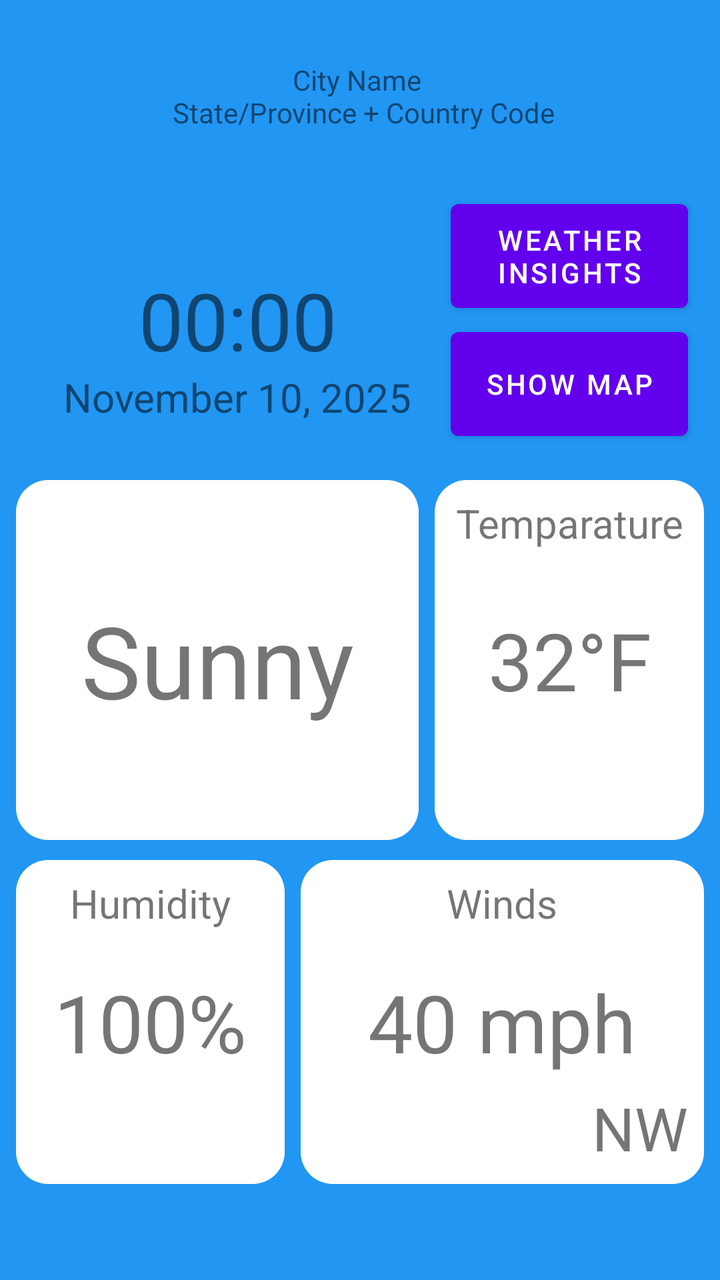
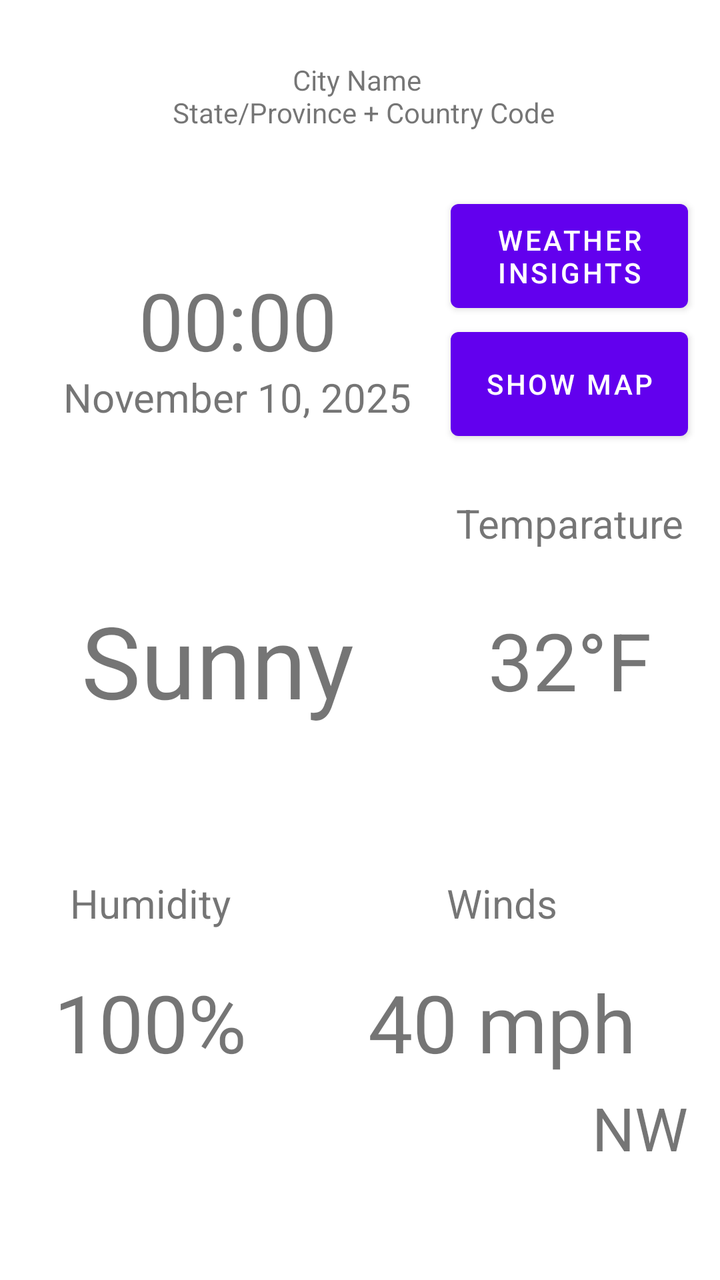

An Android layout rendered at two revisions. The XML below is the earlier revision; the diff shows what the commit changed to produce the second picture.
<!-- AndroidManifest.xml: application theme Theme.MyFirstApp -->
<!-- res/layout/activity_details.xml -->
<?xml version="1.0" encoding="utf-8"?>
<androidx.constraintlayout.widget.ConstraintLayout xmlns:android="http://schemas.android.com/apk/res/android"
    xmlns:app="http://schemas.android.com/apk/res-auto"
    xmlns:tools="http://schemas.android.com/tools"
    android:layout_width="match_parent"
    android:layout_height="match_parent"
    tools:context=".MainActivity">

    <androidx.constraintlayout.widget.ConstraintLayout
        android:id="@+id/cityViewBackgroundImage"
        android:layout_width="match_parent"
        android:layout_height="match_parent"
        android:background="#2196F3">

        <TextView
            android:id="@+id/detailsDisplayName"
            android:layout_width="0dp"
            android:layout_height="0dp"
            app:layout_constraintTop_toTopOf="parent"
            app:layout_constraintStart_toStartOf="parent"
            app:layout_constraintEnd_toEndOf="parent"
            app:layout_constraintHeight_percent="0.15"
            android:textAlignment="center"
            android:gravity="center"
            android:text="City Name \n State/Province + Country Code" />

        <ScrollView
            android:id="@+id/detailsCityInfo"
            android:layout_width="0dp"
            android:layout_height="0dp"
            android:layout_marginTop="8dp"
            android:fadeScrollbars="false"
            android:scrollbars="vertical"
            app:layout_constraintEnd_toEndOf="parent"
            app:layout_constraintHeight_percent="0.65"
            app:layout_constraintHorizontal_bias="0.0"
            app:layout_constraintStart_toStartOf="parent"
            app:layout_constraintTop_toBottomOf="@id/detailsMapButton">
            <androidx.constraintlayout.widget.ConstraintLayout
                android:layout_width="match_parent"
                android:layout_height="match_parent"
                android:orientation="vertical">

                <LinearLayout
                    android:id="@+id/weatherStatusContainer"
                    android:layout_width="0dp"
                    android:layout_height="0dp"
                    android:orientation="horizontal"
                    android:layout_marginTop="8dp"
                    app:layout_constraintStart_toStartOf="parent"
                    app:layout_constraintEnd_toEndOf="parent"
                    app:layout_constraintTop_toTopOf="parent"
                    app:layout_constraintHeight_percent="0.5">

                    <TextView
                        android:id="@+id/weatherStatus"
                        android:layout_width="0dp"
                        android:layout_height="match_parent"
                        android:layout_weight="3"
                        android:gravity="center"
                        android:padding="8dp"
                        android:text="Sunny"
                        android:textAlignment="center"
                        android:textSize="50sp"
                        android:background="@drawable/rounded_background"
                        android:layout_marginEnd="4dp"
                        android:layout_marginStart="8dp"/>

                    <FrameLayout
                        android:layout_width="0dp"
                        android:layout_height="match_parent"
                        android:background="@drawable/rounded_background"
                        android:layout_marginEnd="8dp"
                        android:layout_marginStart="4dp"
                        android:layout_weight="2">

                        <TextView
                            android:id="@+id/temperatureTitle"
                            android:layout_width="match_parent"
                            android:layout_height="match_parent"
                            android:gravity="top"
                            android:text="Temparature"
                            android:textSize="20dp"
                            android:paddingTop="8dp"
                            android:textAlignment="center"/>

                        <TextView
                            android:id="@+id/temperature"
                            android:layout_width="match_parent"
                            android:layout_height="match_parent"
                            android:gravity="center"
                            android:textSize="40sp"
                            android:text="32°F"
                            android:textAlignment="center"/>

                    </FrameLayout>

                </LinearLayout>

                <LinearLayout
                    android:id="@+id/humidityWindsContainer"
                    android:layout_width="match_parent"
                    android:layout_height="0dp"
                    android:orientation="horizontal"
                    android:layout_marginTop="10dp"
                    android:layout_weight="1"
                    app:layout_constraintStart_toStartOf="parent"
                    app:layout_constraintEnd_toEndOf="parent"
                    app:layout_constraintTop_toBottomOf="@id/weatherStatusContainer"
                    app:layout_constraintHeight_percent="0.45">

                    <FrameLayout
                        android:layout_width="0dp"
                        android:layout_height="match_parent"
                        android:background="@drawable/rounded_background"
                        android:layout_marginEnd="4dp"
                        android:layout_marginStart="8dp"
                        android:layout_weight="2"
                        android:padding="8dp">

                        <TextView
                            android:id="@+id/humidityTitle"
                            android:layout_width="match_parent"
                            android:layout_height="match_parent"
                            android:layout_weight="2"
                            android:gravity="top"
                            android:text="Humidity"
                            android:textAlignment="center"
                            android:textSize="20sp" />

                        <TextView
                            android:id="@+id/humidity"
                            android:layout_width="match_parent"
                            android:layout_height="match_parent"
                            android:layout_weight="2"
                            android:gravity="center"
                            android:text="100%"
                            android:textAlignment="center"
                            android:textSize="40sp" />

                    </FrameLayout>

                    <FrameLayout
                        android:layout_width="0dp"
                        android:layout_height="match_parent"
                        android:background="@drawable/rounded_background"
                        android:layout_marginEnd="8dp"
                        android:layout_marginStart="4dp"
                        android:layout_weight="3">

                        <TextView
                            android:id="@+id/windsTitle"
                            android:layout_width="match_parent"
                            android:layout_height="match_parent"
                            android:gravity="top"
                            android:padding="8dp"
                            android:text="Winds"
                            android:textAlignment="center"
                            android:textSize="20sp" />

                        <TextView
                            android:id="@+id/windsSpeed"
                            android:layout_width="match_parent"
                            android:layout_height="match_parent"
                            android:gravity="center"
                            android:padding="8dp"
                            android:text="40 mph"
                            android:textAlignment="center"
                            android:textSize="40sp" />

                        <TextView
                            android:id="@+id/windsDirection"
                            android:layout_width="match_parent"
                            android:layout_height="match_parent"
                            android:gravity="bottom"
                            android:padding="8dp"
                            android:text="NW"
                            android:textAlignment="textEnd"
                            android:textSize="30sp" />

                    </FrameLayout>

                </LinearLayout>
            </androidx.constraintlayout.widget.ConstraintLayout>

    </ScrollView>

        <FrameLayout
            android:layout_width="0dp"
            android:layout_height="0dp"
            app:layout_constraintHeight_percent="0.2"
            app:layout_constraintStart_toStartOf="parent"
            app:layout_constraintTop_toBottomOf="@id/detailsDisplayName"
            app:layout_constraintWidth_percent="0.66">

            <TextView
                android:id="@+id/detailsTime"
                android:layout_width="match_parent"
                android:layout_height="match_parent"
                android:gravity="center"
                android:text="00:00"
                android:textAlignment="center"
                android:textSize="40sp"
                app:layout_constraintStart_toStartOf="parent"/>

            <TextView
                android:id="@+id/detailsDate"
                android:layout_width="match_parent"
                android:layout_height="match_parent"
                android:gravity="bottom"
                android:text="November 10, 2025"
                android:textAlignment="center"
                android:textSize="20sp"
                android:paddingBottom="12dp"
                app:layout_constraintStart_toStartOf="parent"
                app:layout_constraintTop_toBottomOf="@id/detailsTime" />

        </FrameLayout>

        <Button
            android:id="@+id/detailsWeatherInsightsButton"
            android:layout_width="0dp"
            android:layout_height="0dp"
            android:layout_marginEnd="16dp"
            android:text="Weather Insights"
            app:layout_constraintEnd_toEndOf="parent"
            app:layout_constraintHeight_percent=".10"
            app:layout_constraintTop_toBottomOf="@id/detailsDisplayName"
            app:layout_constraintWidth_percent="0.33" />

        <Button
            android:id="@+id/detailsMapButton"
            android:layout_width="0dp"
            android:layout_height="0dp"
            android:layout_marginEnd="16dp"
            android:text="Show Map"
            app:layout_constraintEnd_toEndOf="parent"
            app:layout_constraintHeight_percent="0.10"
            app:layout_constraintTop_toBottomOf="@id/detailsWeatherInsightsButton"
            app:layout_constraintWidth_percent="0.33" />

    </androidx.constraintlayout.widget.ConstraintLayout>

</androidx.constraintlayout.widget.ConstraintLayout>
<!-- resources referenced by this layout -->
<resources>
  <!-- drawable rounded_background (drawable) -->
  <?xml version="1.0" encoding="utf-8"?>
  <shape xmlns:android="http://schemas.android.com/apk/res/android">
      <solid android:color="#FFFFFF"/>
      <corners android:radius="16dp"/>
  </shape>
  <style name="Theme.MyFirstApp" parent="Theme.MaterialComponents.DayNight.DarkActionBar">
          
          <item name="colorPrimary">@color/purple_500</item>
          <item name="colorPrimaryVariant">@color/purple_700</item>
          <item name="colorOnPrimary">@color/white</item>
          
          <item name="colorSecondary">@color/teal_200</item>
          <item name="colorSecondaryVariant">@color/teal_700</item>
          <item name="colorOnSecondary">@color/black</item>
          
          <item name="android:statusBarColor" tools:targetApi="l">?attr/colorPrimaryVariant</item>
          
      </style>
  <color name="purple_500">#FF6200EE</color>
  <color name="purple_700">#FF3700B3</color>
  <color name="white">#FFFFFFFF</color>
  <color name="teal_200">#FF03DAC5</color>
  <color name="teal_700">#FF018786</color>
  <color name="black">#FF000000</color>
</resources>

<!-- the commit's change to res/layout/activity_details.xml (unified diff, before → after) -->
@@ -10,7 +10,8 @@
         android:id="@+id/cityViewBackgroundImage"
         android:layout_width="match_parent"
         android:layout_height="match_parent"
-        android:background="#2196F3">
+        android:background="#FFFFFF"
+        android:tag="override_background">
 
         <TextView
             android:id="@+id/detailsDisplayName"
@@ -31,67 +32,74 @@
             android:layout_marginTop="8dp"
             android:fadeScrollbars="false"
             android:scrollbars="vertical"
+            android:background="@android:color/transparent"
+            android:tag="override_background"
             app:layout_constraintEnd_toEndOf="parent"
             app:layout_constraintHeight_percent="0.65"
-            app:layout_constraintHorizontal_bias="0.0"
+            app:layout_constraintHorizontal_bias="1.0"
             app:layout_constraintStart_toStartOf="parent"
             app:layout_constraintTop_toBottomOf="@id/detailsMapButton">
+
             <androidx.constraintlayout.widget.ConstraintLayout
                 android:layout_width="match_parent"
                 android:layout_height="match_parent"
-                android:orientation="vertical">
+                android:orientation="vertical"
+                android:background="@android:color/transparent"
+                android:tag="override_background">
 
                 <LinearLayout
                     android:id="@+id/weatherStatusContainer"
                     android:layout_width="0dp"
                     android:layout_height="0dp"
+                    android:layout_marginTop="8dp"
                     android:orientation="horizontal"
-                    android:layout_marginTop="8dp"
+                    app:layout_constraintEnd_toEndOf="parent"
+                    app:layout_constraintHeight_percent="0.5"
                     app:layout_constraintStart_toStartOf="parent"
-                    app:layout_constraintEnd_toEndOf="parent"
                     app:layout_constraintTop_toTopOf="parent"
-                    app:layout_constraintHeight_percent="0.5">
+                    android:background="@android:color/transparent"
+                    android:tag="override_background">
 
                     <TextView
                         android:id="@+id/weatherStatus"
                         android:layout_width="0dp"
                         android:layout_height="match_parent"
+                        android:layout_marginStart="8dp"
+                        android:layout_marginEnd="4dp"
                         android:layout_weight="3"
+                        android:background="@drawable/rounded_background"
                         android:gravity="center"
                         android:padding="8dp"
                         android:text="Sunny"
                         android:textAlignment="center"
-                        android:textSize="50sp"
-                        android:background="@drawable/rounded_background"
-                        android:layout_marginEnd="4dp"
-                        android:layout_marginStart="8dp"/>
+                        android:textSize="50sp" />
 
                     <FrameLayout
                         android:layout_width="0dp"
                         android:layout_height="match_parent"
-                        android:background="@drawable/rounded_background"
+                        android:layout_marginStart="4dp"
                         android:layout_marginEnd="8dp"
-                        android:layout_marginStart="4dp"
-                        android:layout_weight="2">
+                        android:layout_weight="2"
+                        android:background="@drawable/rounded_background">
 
                         <TextView
                             android:id="@+id/temperatureTitle"
                             android:layout_width="match_parent"
                             android:layout_height="match_parent"
                             android:gravity="top"
+                            android:paddingTop="8dp"
                             android:text="Temparature"
-                            android:textSize="20dp"
-                            android:paddingTop="8dp"
-                            android:textAlignment="center"/>
+                            android:textAlignment="center"
+                            android:textSize="20dp" />
 
                         <TextView
                             android:id="@+id/temperature"
                             android:layout_width="match_parent"
                             android:layout_height="match_parent"
                             android:gravity="center"
-                            android:textSize="40sp"
                             android:text="32°F"
-                            android:textAlignment="center"/>
+                            android:textAlignment="center"
+                            android:textSize="40sp" />
 
                     </FrameLayout>
 
@@ -101,21 +109,23 @@
                     android:id="@+id/humidityWindsContainer"
                     android:layout_width="match_parent"
                     android:layout_height="0dp"
-                    android:orientation="horizontal"
                     android:layout_marginTop="10dp"
                     android:layout_weight="1"
+                    android:orientation="horizontal"
+                    app:layout_constraintEnd_toEndOf="parent"
+                    app:layout_constraintHeight_percent="0.45"
                     app:layout_constraintStart_toStartOf="parent"
-                    app:layout_constraintEnd_toEndOf="parent"
                     app:layout_constraintTop_toBottomOf="@id/weatherStatusContainer"
-                    app:layout_constraintHeight_percent="0.45">
+                    android:background="@android:color/transparent"
+                    android:tag="override_background">
 
                     <FrameLayout
                         android:layout_width="0dp"
                         android:layout_height="match_parent"
+                        android:layout_marginStart="8dp"
+                        android:layout_marginEnd="4dp"
+                        android:layout_weight="2"
                         android:background="@drawable/rounded_background"
-                        android:layout_marginEnd="4dp"
-                        android:layout_marginStart="8dp"
-                        android:layout_weight="2"
                         android:padding="8dp">
 
                         <TextView
@@ -143,10 +153,10 @@
                     <FrameLayout
                         android:layout_width="0dp"
                         android:layout_height="match_parent"
-                        android:background="@drawable/rounded_background"
+                        android:layout_marginStart="4dp"
                         android:layout_marginEnd="8dp"
-                        android:layout_marginStart="4dp"
-                        android:layout_weight="3">
+                        android:layout_weight="3"
+                        android:background="@drawable/rounded_background">
 
                         <TextView
                             android:id="@+id/windsTitle"
@@ -183,7 +193,7 @@
                 </LinearLayout>
             </androidx.constraintlayout.widget.ConstraintLayout>
 
-    </ScrollView>
+        </ScrollView>
 
         <FrameLayout
             android:layout_width="0dp"
